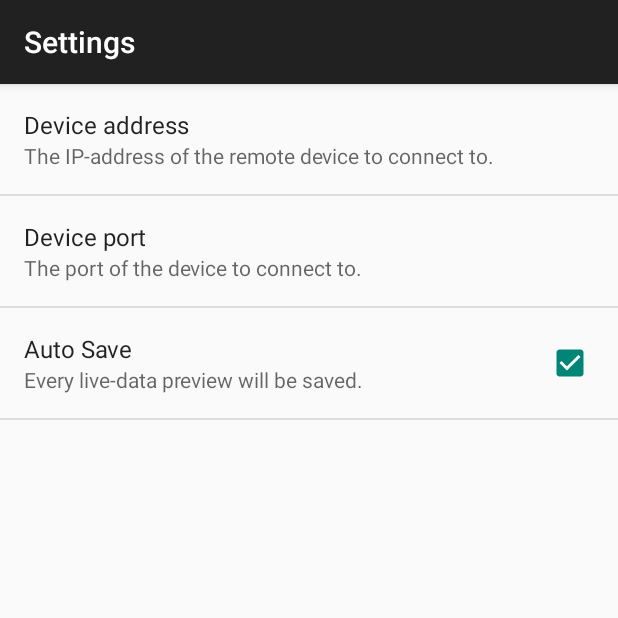
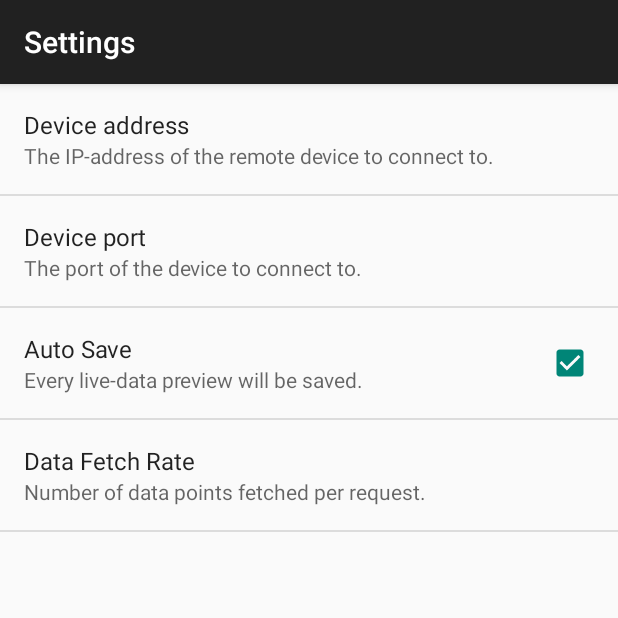
Before and after one commit to Makman2/MP, an Android app: the LiveDataFragment screen opened directly, with no data from a screen before it, in the options menu, after a tap on "Settings", on a phone screen of 412 x 824 dp, the top half of it. Run offline under Robolectric (Android 15) with nearby library versions, the light colour scheme and no system bars; network calls fail.

Commit message:
Settings: Add "data_fetch_rate"
The data-fetch-rate specifies the number of values the client shall
wait for until received.

```diff
--- a/app/src/main/java/tuhh/nme/mp/Settings.java
+++ b/app/src/main/java/tuhh/nme/mp/Settings.java
@@ -20,6 +20,7 @@ public final class Settings
         public static final String device_address = "192.168.1.1";
         public static final String device_port = "1337";
         public static final boolean auto_save = true;
+        public static final String data_fetch_rate = "4";
     }
 
     /**
@@ -40,4 +41,8 @@ public final class Settings
      * Whether the live data preview auto-saves the data.
      */
     public static final String auto_save = "auto_save";
+    /**
+     * The number of data points collected per request.
+     */
+    public static final String data_fetch_rate = "data_fetch_rate";
 }
--- a/app/src/main/res/values/strings.xml
+++ b/app/src/main/res/values/strings.xml
@@ -12,6 +12,11 @@
     <string name="Settings.device_port.dialog_title">Enter port number</string>
     <string name="Settings.auto_save.title">Auto Save</string>
     <string name="Settings.auto_save.summary">Every live-data preview will be saved.</string>
+    <string name="Settings.data_fetch_rate.title">Data Fetch Rate</string>
+    <string name="Settings.data_fetch_rate.summary">
+        Number of data points fetched per request.
+    </string>
+    <string name="Settings.data_fetch_rate.dialog_title">Enter fetch rate</string>
 
     <string name="MainMenu.refresh_text">Refresh</string>
     <string name="MainMenu.manual_connect_text">Manual connect</string>
--- a/app/src/main/res/xml/settings.xml
+++ b/app/src/main/res/xml/settings.xml
@@ -27,4 +27,13 @@
         android:summary="@string/Settings.auto_save.summary"
         android:defaultValue="true" />
 
+    <EditTextPreference
+        android:key="data_fetch_rate"
+        android:title="@string/Settings.data_fetch_rate.title"
+        android:summary="@string/Settings.data_fetch_rate.summary"
+        android:dialogTitle="@string/Settings.data_fetch_rate.dialog_title"
+        android:inputType="number"
+        android:maxLength="3"
+        android:defaultValue="4"/>
+
 </PreferenceScreen>
```
